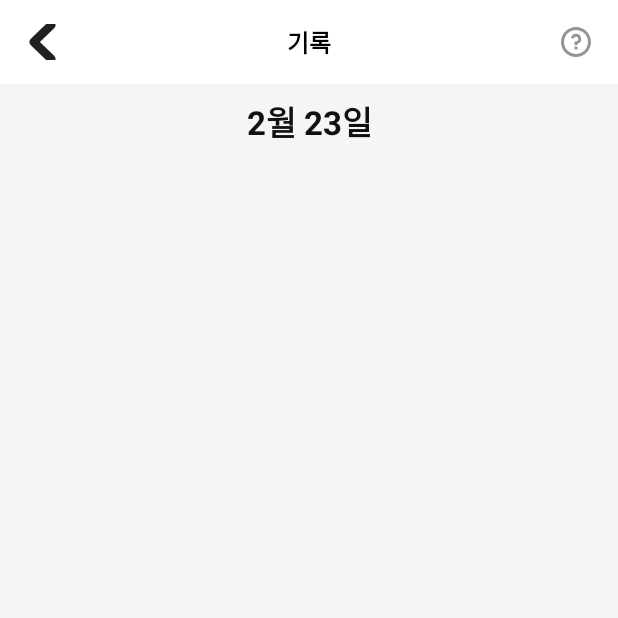
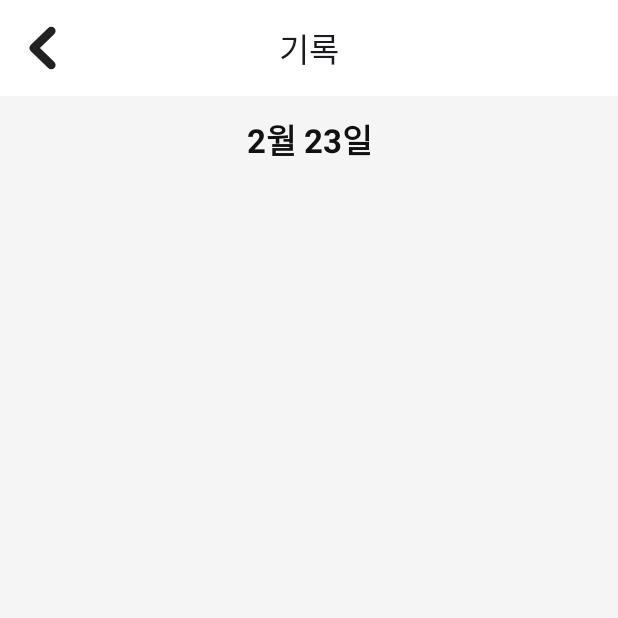
Before and after one commit to DSWU-TEAM-234/TEMRUN-FINAL, an Android app: the SessionActivity screen opened directly, with no data from a screen before it, on a phone screen of 412 x 824 dp, the top half of it. Run offline under Robolectric (Android 15) with nearby library versions, the phone set to English and light mode, and no system bars; 1 statement that could not run was skipped.

Commit message:
세션 수정

```diff
--- a/app/src/main/res/layout/activity_session.xml
+++ b/app/src/main/res/layout/activity_session.xml
@@ -1,50 +1,26 @@
 <?xml version="1.0" encoding="utf-8"?>
 <LinearLayout xmlns:android="http://schemas.android.com/apk/res/android"
+    xmlns:app="http://schemas.android.com/apk/res-auto"
     android:id="@+id/sessionRoot"
     android:layout_width="match_parent"
     android:layout_height="match_parent"
     android:orientation="vertical"
     android:background="#F5F5F5">
 
-    <!-- 상단 헤더 -->
-    <LinearLayout
+    <com.google.android.material.appbar.MaterialToolbar
+        android:id="@+id/toolbar"
         android:layout_width="match_parent"
-        android:layout_height="wrap_content"
-        android:orientation="horizontal"
-        android:gravity="center_vertical"
-        android:padding="16dp"
-        android:background="#FFFFFF">
+        android:layout_height="?attr/actionBarSize"
+        android:background="#FFFFFF"
+        app:navigationIcon="@drawable/ic_back"
+        app:title="기록"
+        app:titleCentered="true" />
 
-        <ImageButton
-            android:id="@+id/buttonBack"
-            android:layout_width="24dp"
-            android:layout_height="24dp"
-            android:src="@drawable/ic_back"
-            android:background="?attr/selectableItemBackgroundBorderless" />
-
-        <TextView
-            android:layout_width="0dp"
-            android:layout_height="wrap_content"
-            android:layout_weight="1"
-            android:text="기록"
-            android:textSize="16sp"
-            android:textStyle="bold"
-            android:textColor="#000000"
-            android:gravity="center" />
-
-        <ImageView
-            android:id="@+id/iv_help"
-            android:layout_width="24dp"
-            android:layout_height="24dp"
-            android:src="@drawable/ri_question_line" />
-    </LinearLayout>
-
-    <!-- 선택 날짜 -->
     <TextView
         android:id="@+id/tvSelectedDate"
         android:layout_width="match_parent"
         android:layout_height="wrap_content"
-        android:paddingTop="8dp"
+        android:paddingTop="12dp"
         android:paddingBottom="16dp"
         android:text="2월 23일"
         android:gravity="center"
@@ -52,7 +28,24 @@
         android:textStyle="bold"
         android:textColor="#111111" />
 
-    <!-- 러닝 세션 목록 -->
+    <TextView
+        android:id="@+id/tvEmpty"
+        android:layout_width="match_parent"
+        android:layout_height="wrap_content"
+        android:text="등록된 러닝 기록이 없어요."
+        android:textColor="#666666"
+        android:gravity="center"
+        android:padding="16dp"
+        android:visibility="gone" />
+
+    <ProgressBar
+        android:id="@+id/progress"
+        android:layout_width="32dp"
+        android:layout_height="32dp"
+        android:layout_gravity="center"
+        android:indeterminate="true"
+        android:visibility="gone" />
+
     <androidx.recyclerview.widget.RecyclerView
         android:id="@+id/rvSessions"
         android:layout_width="match_parent"
@@ -60,6 +53,7 @@
         android:layout_weight="1"
         android:clipToPadding="false"
         android:paddingStart="16dp"
-        android:paddingEnd="16dp" />
-
+        android:paddingEnd="16dp"
+        android:paddingBottom="16dp"
+        android:scrollbars="vertical" />
 </LinearLayout>
--- a/app/src/main/res/layout/item_session.xml
+++ b/app/src/main/res/layout/item_session.xml
@@ -36,8 +36,8 @@
                 android:layout_width="wrap_content"
                 android:layout_height="wrap_content"
                 android:text="09:13"
-                android:textSize="14sp"
-                android:textColor="#666666" />
+                android:textColor="#666666"
+                android:textSize="14sp" />
 
         </LinearLayout>
 
```
Also changed, not shown: app/src/main/java/com/temrun_finalprojects/calendar/SessionActivity.kt (+131 -12 lines), app/src/main/java/com/temrun_finalprojects/calendar/SessionRecord.kt (added, +9 -0 lines), app/src/main/res/layout/fragment_cadence.xml (+8 -16 lines), app/src/main/java/com/temrun_finalprojects/cadence/CadenceFragment.kt (line endings or trailing spaces).
